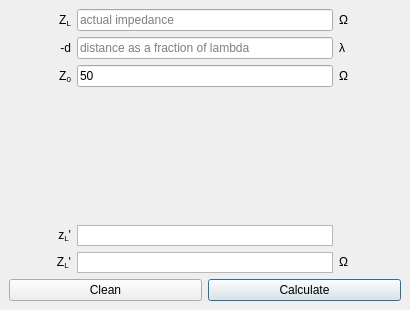
This is ui/impedance_at_distance.ui in urbanij/syRF as Qt 5 draws it before an edit. The edited form follows.
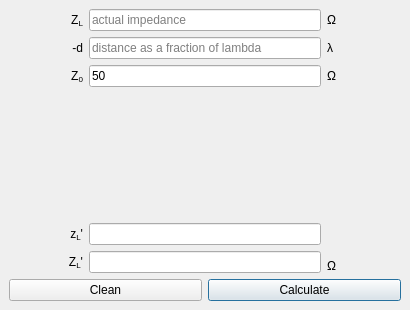
This is the edited form.

```diff
--- a/ui/impedance_at_distance.ui
+++ b/ui/impedance_at_distance.ui
@@ -37,38 +37,13 @@
      <layout class="QVBoxLayout" name="verticalLayout">
       <item>
        <layout class="QGridLayout" name="gridLayout">
-        <item row="0" column="4">
-         <widget class="QLabel" name="label_90">
-          <property name="sizePolicy">
-           <sizepolicy hsizetype="Minimum" vsizetype="Preferred">
-            <horstretch>0</horstretch>
-            <verstretch>0</verstretch>
-           </sizepolicy>
-          </property>
-          <property name="layoutDirection">
-           <enum>Qt::RightToLeft</enum>
-          </property>
+        <item row="2" column="1" colspan="3">
+         <widget class="QLineEdit" name="Z0input">
           <property name="text">
-           <string>&lt;html&gt;&lt;head/&gt;&lt;body&gt;&lt;p&gt;Ω&lt;/p&gt;&lt;/body&gt;&lt;/html&gt;</string>
+           <string>50</string>
           </property>
-          <property name="alignment">
-           <set>Qt::AlignLeading|Qt::AlignLeft|Qt::AlignVCenter</set>
-          </property>
-         </widget>
-        </item>
-        <item row="2" column="0">
-         <widget class="QLabel" name="label_86">
-          <property name="sizePolicy">
-           <sizepolicy hsizetype="Minimum" vsizetype="Preferred">
-            <horstretch>0</horstretch>
-            <verstretch>0</verstretch>
-           </sizepolicy>
-          </property>
-          <property name="text">
-           <string>&lt;html&gt;&lt;head/&gt;&lt;body&gt;&lt;p&gt;Z&lt;span style=&quot; vertical-align:sub;&quot;&gt;0&lt;/span&gt;&lt;/p&gt;&lt;/body&gt;&lt;/html&gt;</string>
-          </property>
-          <property name="alignment">
-           <set>Qt::AlignRight|Qt::AlignTrailing|Qt::AlignVCenter</set>
+          <property name="placeholderText">
+           <string/>
           </property>
          </widget>
         </item>
@@ -86,6 +61,25 @@
           </property>
          </widget>
         </item>
+        <item row="0" column="4">
+         <widget class="QLabel" name="label_90">
+          <property name="sizePolicy">
+           <sizepolicy hsizetype="Minimum" vsizetype="Preferred">
+            <horstretch>0</horstretch>
+            <verstretch>0</verstretch>
+           </sizepolicy>
+          </property>
+          <property name="layoutDirection">
+           <enum>Qt::RightToLeft</enum>
+          </property>
+          <property name="text">
+           <string>&lt;html&gt;&lt;head/&gt;&lt;body&gt;&lt;p&gt;Ω&lt;/p&gt;&lt;/body&gt;&lt;/html&gt;</string>
+          </property>
+          <property name="alignment">
+           <set>Qt::AlignLeading|Qt::AlignLeft|Qt::AlignVCenter</set>
+          </property>
+         </widget>
+        </item>
         <item row="1" column="0">
          <widget class="QLabel" name="label_84">
           <property name="sizePolicy">
@@ -118,18 +112,8 @@
           </property>
          </spacer>
         </item>
-        <item row="2" column="1" colspan="3">
-         <widget class="QLineEdit" name="Z0input">
-          <property name="text">
-           <string>50</string>
-          </property>
-          <property name="placeholderText">
-           <string/>
-          </property>
-         </widget>
-        </item>
-        <item row="0" column="0">
-         <widget class="QLabel" name="label_82">
+        <item row="2" column="0">
+         <widget class="QLabel" name="label_86">
           <property name="sizePolicy">
            <sizepolicy hsizetype="Minimum" vsizetype="Preferred">
             <horstretch>0</horstretch>
@@ -137,7 +121,7 @@
            </sizepolicy>
           </property>
           <property name="text">
-           <string>&lt;html&gt;&lt;head/&gt;&lt;body&gt;&lt;p&gt;Z&lt;span style=&quot; vertical-align:sub;&quot;&gt;L&lt;/span&gt;&lt;/p&gt;&lt;/body&gt;&lt;/html&gt;</string>
+           <string>&lt;html&gt;&lt;head/&gt;&lt;body&gt;&lt;p&gt;Z&lt;span style=&quot; vertical-align:sub;&quot;&gt;0&lt;/span&gt;&lt;/p&gt;&lt;/body&gt;&lt;/html&gt;</string>
           </property>
           <property name="alignment">
            <set>Qt::AlignRight|Qt::AlignTrailing|Qt::AlignVCenter</set>
@@ -163,6 +147,25 @@
           </property>
          </widget>
         </item>
+        <item row="7" column="4">
+         <widget class="QLabel" name="label_89">
+          <property name="sizePolicy">
+           <sizepolicy hsizetype="Minimum" vsizetype="Preferred">
+            <horstretch>0</horstretch>
+            <verstretch>0</verstretch>
+           </sizepolicy>
+          </property>
+          <property name="layoutDirection">
+           <enum>Qt::RightToLeft</enum>
+          </property>
+          <property name="text">
+           <string>&lt;html&gt;&lt;head/&gt;&lt;body&gt;&lt;p&gt;Ω&lt;/p&gt;&lt;/body&gt;&lt;/html&gt;</string>
+          </property>
+          <property name="alignment">
+           <set>Qt::AlignLeading|Qt::AlignLeft|Qt::AlignVCenter</set>
+          </property>
+         </widget>
+        </item>
         <item row="2" column="4">
          <widget class="QLabel" name="label_88">
           <property name="sizePolicy">
@@ -182,8 +185,8 @@
           </property>
          </widget>
         </item>
-        <item row="4" column="0">
-         <widget class="QLabel" name="label_83">
+        <item row="0" column="0">
+         <widget class="QLabel" name="label_82">
           <property name="sizePolicy">
            <sizepolicy hsizetype="Minimum" vsizetype="Preferred">
             <horstretch>0</horstretch>
@@ -191,14 +194,28 @@
            </sizepolicy>
           </property>
           <property name="text">
-           <string>&lt;html&gt;&lt;head/&gt;&lt;body&gt;&lt;p&gt;z&lt;span style=&quot; vertical-align:sub;&quot;&gt;L&lt;/span&gt;'&lt;/p&gt;&lt;/body&gt;&lt;/html&gt;</string>
+           <string>&lt;html&gt;&lt;head/&gt;&lt;body&gt;&lt;p&gt;Z&lt;span style=&quot; vertical-align:sub;&quot;&gt;L&lt;/span&gt;&lt;/p&gt;&lt;/body&gt;&lt;/html&gt;</string>
           </property>
           <property name="alignment">
            <set>Qt::AlignRight|Qt::AlignTrailing|Qt::AlignVCenter</set>
           </property>
          </widget>
         </item>
-        <item row="5" column="0">
+        <item row="6" column="1" rowspan="2" colspan="3">
+         <widget class="QLineEdit" name="zl_actual_outputbox">
+          <property name="readOnly">
+           <bool>true</bool>
+          </property>
+         </widget>
+        </item>
+        <item row="4" column="1" rowspan="2" colspan="3">
+         <widget class="QLineEdit" name="zl2_outputbox">
+          <property name="readOnly">
+           <bool>true</bool>
+          </property>
+         </widget>
+        </item>
+        <item row="6" column="0" rowspan="2">
          <widget class="QLabel" name="label_85">
           <property name="sizePolicy">
            <sizepolicy hsizetype="Minimum" vsizetype="Preferred">
@@ -214,48 +231,19 @@
           </property>
          </widget>
         </item>
-        <item row="5" column="4">
-         <widget class="QLabel" name="label_89">
+        <item row="4" column="0" rowspan="2">
+         <widget class="QLabel" name="label_83">
           <property name="sizePolicy">
            <sizepolicy hsizetype="Minimum" vsizetype="Preferred">
             <horstretch>0</horstretch>
             <verstretch>0</verstretch>
            </sizepolicy>
           </property>
-          <property name="layoutDirection">
-           <enum>Qt::RightToLeft</enum>
-          </property>
           <property name="text">
-           <string>&lt;html&gt;&lt;head/&gt;&lt;body&gt;&lt;p&gt;Ω&lt;/p&gt;&lt;/body&gt;&lt;/html&gt;</string>
+           <string>&lt;html&gt;&lt;head/&gt;&lt;body&gt;&lt;p&gt;z&lt;span style=&quot; vertical-align:sub;&quot;&gt;L&lt;/span&gt;'&lt;/p&gt;&lt;/body&gt;&lt;/html&gt;</string>
           </property>
           <property name="alignment">
-           <set>Qt::AlignLeading|Qt::AlignLeft|Qt::AlignVCenter</set>
-          </property>
-         </widget>
-        </item>
-        <item row="4" column="1" colspan="3">
-         <widget class="QTextBrowser" name="zl2_outputbox">
-          <property name="maximumSize">
-           <size>
-            <width>16777215</width>
-            <height>21</height>
-           </size>
-          </property>
-          <property name="verticalScrollBarPolicy">
-           <enum>Qt::ScrollBarAlwaysOff</enum>
-          </property>
-         </widget>
-        </item>
-        <item row="5" column="1" colspan="3">
-         <widget class="QTextBrowser" name="zl_actual_outputbox">
-          <property name="maximumSize">
-           <size>
-            <width>16777215</width>
-            <height>21</height>
-           </size>
-          </property>
-          <property name="verticalScrollBarPolicy">
-           <enum>Qt::ScrollBarAlwaysOff</enum>
+           <set>Qt::AlignRight|Qt::AlignTrailing|Qt::AlignVCenter</set>
           </property>
          </widget>
         </item>
```
